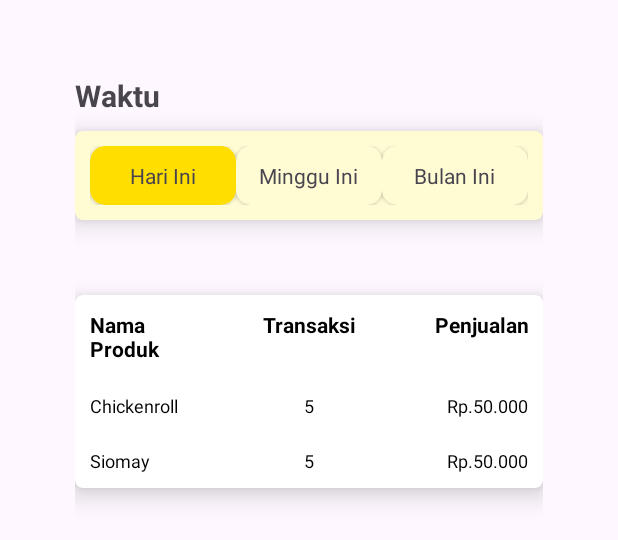
After one commit to RifqiR3/chimoy, an Android app: the layout activity_top_produk.xml on its own in the app's theme, with its tools: preview values and no code run, on a phone screen of 412 x 824 dp. The commit adds this screen. Shown: the top 540 px of the screen. Run offline under Robolectric (Android 15) with nearby library versions, the phone set to English and light mode, and no system bars.

Commit message:
tambah page top produk

```diff
--- a/app/src/main/java/com/example/mobileumkm/Side_Bar.java
+++ b/app/src/main/java/com/example/mobileumkm/Side_Bar.java
@@ -71,8 +71,8 @@ public class Side_Bar extends AppCompatActivity implements NavigationView.OnNavi
         }
 
         if  (id == R.id.nav_box){
-            getSupportFragmentManager().beginTransaction().replace(R.id.fragment_container, new ProductFragment()).commit();
-            setToolbarTitle("Kasir");
+            getSupportFragmentManager().beginTransaction().replace(R.id.fragment_container, new top_produk()).commit();
+            setToolbarTitle("Top Produk");
             return  true;
         }
 
--- /dev/null
+++ b/app/src/main/java/com/example/mobileumkm/top_produk.java
@@ -0,0 +1,54 @@
+package com.example.mobileumkm;
+
+import android.os.Bundle;
+import android.view.LayoutInflater;
+import android.view.View;
+import android.view.ViewGroup;
+
+import androidx.cardview.widget.CardView;
+import androidx.fragment.app.Fragment;
+public class top_produk extends Fragment {
+
+    private CardView cardViewHariIni;
+    private CardView cardViewMingguIni;
+    private CardView cardViewBulanIni;
+    @Override
+    public View onCreateView(LayoutInflater inflater, ViewGroup container,
+                             Bundle savedInstanceState) {
+
+        View view = inflater.inflate(R.layout.activity_top_produk, container, false);
+
+        cardViewHariIni = view.findViewById(R.id.cardViewHariIni);
+        cardViewMingguIni = view.findViewById(R.id.cardViewMingguIni);
+        cardViewBulanIni = view.findViewById(R.id.cardViewBulanIni);
+
+        cardViewHariIni.setOnClickListener(new View.OnClickListener() {
+            @Override
+            public void onClick(View view) {
+                cardViewHariIni.setCardBackgroundColor(getResources().getColor(R.color.kuningJadi));
+                cardViewMingguIni.setCardBackgroundColor(getResources().getColor(R.color.kuningPucat));
+                cardViewBulanIni.setCardBackgroundColor(getResources().getColor(R.color.kuningPucat));
+            }
+        });
+
+        cardViewMingguIni.setOnClickListener(new View.OnClickListener() {
+            @Override
+            public void onClick(View view) {
+                cardViewHariIni.setCardBackgroundColor(getResources().getColor(R.color.kuningPucat));
+                cardViewMingguIni.setCardBackgroundColor(getResources().getColor(R.color.kuningJadi));
+                cardViewBulanIni.setCardBackgroundColor(getResources().getColor(R.color.kuningPucat));
+            }
+        });
+
+        cardViewBulanIni.setOnClickListener(new View.OnClickListener() {
+            @Override
+            public void onClick(View view) {
+                cardViewHariIni.setCardBackgroundColor(getResources().getColor(R.color.kuningPucat));
+                cardViewMingguIni.setCardBackgroundColor(getResources().getColor(R.color.kuningPucat));
+                cardViewBulanIni.setCardBackgroundColor(getResources().getColor(R.color.kuningJadi));
+            }
+        });
+
+        return view;
+    }
+}
--- a/app/src/main/res/layout/activity_laporan_keuangan_page.xml
+++ b/app/src/main/res/layout/activity_laporan_keuangan_page.xml
@@ -138,7 +138,7 @@
                         <ImageView
                             android:layout_width="wrap_content"
                             android:layout_height="wrap_content"
-                            android:src="@drawable/img_1"
+                            android:src="@drawable/img"
                             android:layout_gravity="center_vertical"
                             android:layout_marginLeft="10dp"/>
 
--- a/app/src/main/res/layout/activity_side_bar.xml
+++ b/app/src/main/res/layout/activity_side_bar.xml
@@ -18,8 +18,8 @@
             android:id="@+id/toolbar"
             android:layout_width="match_parent"
             android:layout_height="56dp"
+            app:title="Kasir"
             android:elevation="4dp"
-            app:title="Laporan Keuangan"
             android:background="@color/red"
             android:theme="@style/ThemeOverlay.AppCompat.Dark.ActionBar"
             android:popupTheme="@style/ThemeOverlay.AppCompat.Light"/>
--- /dev/null
+++ b/app/src/main/res/layout/activity_top_produk.xml
@@ -0,0 +1,221 @@
+<?xml version="1.0" encoding="utf-8"?>
+<LinearLayout xmlns:android="http://schemas.android.com/apk/res/android"
+    xmlns:app="http://schemas.android.com/apk/res-auto"
+    xmlns:tools="http://schemas.android.com/tools"
+    android:layout_width="match_parent"
+    android:layout_height="match_parent"
+    tools:context=".laporan_keuangan_page"
+    android:orientation="vertical">
+
+    <LinearLayout
+        android:layout_width="match_parent"
+        android:layout_height="match_parent"
+        android:orientation="vertical"
+        android:padding="75px">
+
+        <TextView
+            android:layout_width="wrap_content"
+            android:layout_height="wrap_content"
+            android:layout_marginBottom="10dp"
+            android:text="Waktu"
+            android:textSize="20sp"
+            android:textStyle="bold" />
+
+        <androidx.cardview.widget.CardView
+            android:layout_width="match_parent"
+            android:layout_height="wrap_content"
+            android:layout_marginBottom="50dp"
+            app:cardBackgroundColor="#fffcd4"
+            app:cardCornerRadius="5dp"
+            app:cardElevation="10dp">
+
+            <LinearLayout
+                android:layout_width="match_parent"
+                android:layout_height="match_parent"
+                android:orientation="horizontal"
+                android:padding="10dp">
+
+                <androidx.cardview.widget.CardView
+                    android:id="@+id/cardViewHariIni"
+                    android:layout_width="0dp"
+                    android:layout_height="wrap_content"
+                    android:layout_weight="1"
+                    app:cardBackgroundColor="#FFDE00"
+                    app:cardCornerRadius="10dp">
+
+                    <TextView
+                        android:layout_width="wrap_content"
+                        android:layout_height="wrap_content"
+                        android:layout_gravity="center"
+                        android:padding="10dp"
+                        android:text="Hari Ini" />
+
+                </androidx.cardview.widget.CardView>
+
+                <!-- Middle CardView with TextView -->
+                <androidx.cardview.widget.CardView
+                    android:id="@+id/cardViewMingguIni"
+                    android:layout_width="0dp"
+                    android:layout_height="wrap_content"
+                    android:layout_weight="1"
+                    app:cardBackgroundColor="#fffcd4"
+                    app:cardCornerRadius="10dp">
+
+                    <TextView
+                        android:layout_width="wrap_content"
+                        android:layout_height="wrap_content"
+                        android:layout_gravity="center"
+                        android:padding="10dp"
+                        android:text="Minggu Ini" />
+
+                </androidx.cardview.widget.CardView>
+
+                <!-- Second CardView with TextView (positioned at the end) -->
+                <androidx.cardview.widget.CardView
+                    android:id="@+id/cardViewBulanIni"
+                    android:layout_width="0dp"
+                    android:layout_height="wrap_content"
+                    android:layout_weight="1"
+                    app:cardBackgroundColor="#fffcd4"
+                    app:cardCornerRadius="10dp">
+
+                    <TextView
+                        android:layout_width="wrap_content"
+                        android:layout_height="wrap_content"
+                        android:layout_gravity="center"
+                        android:padding="10dp"
+                        android:text="Bulan Ini" />
+
+                </androidx.cardview.widget.CardView>
+
+            </LinearLayout>
+
+        </androidx.cardview.widget.CardView>
+
+        <androidx.cardview.widget.CardView
+            android:layout_width="match_parent"
+            android:layout_height="wrap_content"
+            app:cardCornerRadius="5dp"
+            app:cardElevation="10dp"
+            android:layout_marginBottom="20dp">
+
+            <TableLayout
+                android:layout_width="match_parent"
+                android:layout_height="wrap_content"
+                >
+
+                <!--Header-->
+                <TableRow>
+
+                    <TextView
+                        android:layout_width="0dp"
+                        android:layout_height="wrap_content"
+                        android:text="Nama Produk"
+                        android:padding="10dp"
+                        android:textSize="14sp"
+                        android:textColor="@color/black"
+                        android:layout_weight="1"
+                        android:gravity="start"
+                        android:textStyle="bold"/>
+
+                    <TextView
+                        android:layout_width="0dp"
+                        android:layout_height="wrap_content"
+                        android:text="Transaksi"
+                        android:padding="10dp"
+                        android:textSize="14sp"
+                        android:textColor="@color/black"
+                        android:layout_weight="1"
+                        android:gravity="center_horizontal"
+                        android:textStyle="bold"/>
+
+                    <TextView
+                        android:layout_width="0dp"
+                        android:layout_height="wrap_content"
+                        android:text="Penjualan"
+                        android:padding="10dp"
+                        android:textSize="14sp"
+                        android:textColor="@color/black"
+                        android:layout_weight="1"
+                        android:gravity="end"
+                        android:textStyle="bold"/>
+
+                </TableRow>
+
+                <!--Data-->
+                <TableRow>
+
+                    <TextView
+                        android:layout_width="0dp"
+                        android:layout_height="wrap_content"
+                        android:text="Chickenroll"
+                        android:padding="10dp"
+                        android:textSize="12sp"
+                        android:textColor="@color/black"
+                        android:layout_weight="1"
+                        android:gravity="start"/>
+
+                    <TextView
+                        android:layout_width="0dp"
+                        android:layout_height="wrap_content"
+                        android:text="5"
+                        android:padding="10dp"
+                        android:textSize="12sp"
+                        android:textColor="@color/black"
+                        android:layout_weight="1"
+                        android:gravity="center_horizontal"/>
+
+                    <TextView
+                        android:layout_width="0dp"
+                        android:layout_height="wrap_content"
+                        android:text="Rp.50.000"
+                        android:padding="10dp"
+                        android:textSize="12sp"
+                        android:textColor="@color/black"
+                        android:layout_weight="1"
+                        android:gravity="end"/>
+
+                </TableRow>
+                <TableRow>
+
+                    <TextView
+                        android:layout_width="0dp"
+                        android:layout_height="wrap_content"
+                        android:text="Siomay"
+                        android:padding="10dp"
+                        android:textSize="12sp"
+                        android:textColor="@color/black"
+                        android:layout_weight="1"
+                        android:gravity="start"/>
+
+                    <TextView
+                        android:layout_width="0dp"
+                        android:layout_height="wrap_content"
+                        android:text="5"
+                        android:padding="10dp"
+                        android:textSize="12sp"
+                        android:textColor="@color/black"
+                        android:layout_weight="1"
+                        android:gravity="center_horizontal"/>
+
+                    <TextView
+                        android:layout_width="0dp"
+                        android:layout_height="wrap_content"
+                        android:text="Rp.50.000"
+                        android:padding="10dp"
+                        android:textSize="12sp"
+                        android:textColor="@color/black"
+                        android:layout_weight="1"
+                        android:gravity="end"/>
+
+                </TableRow>
+
+
+
+            </TableLayout>
+
+        </androidx.cardview.widget.CardView>
+
+    </LinearLayout>
+
+</LinearLayout>
```
Also changed, not shown: app/src/main/AndroidManifest.xml (+6 -4 lines).
